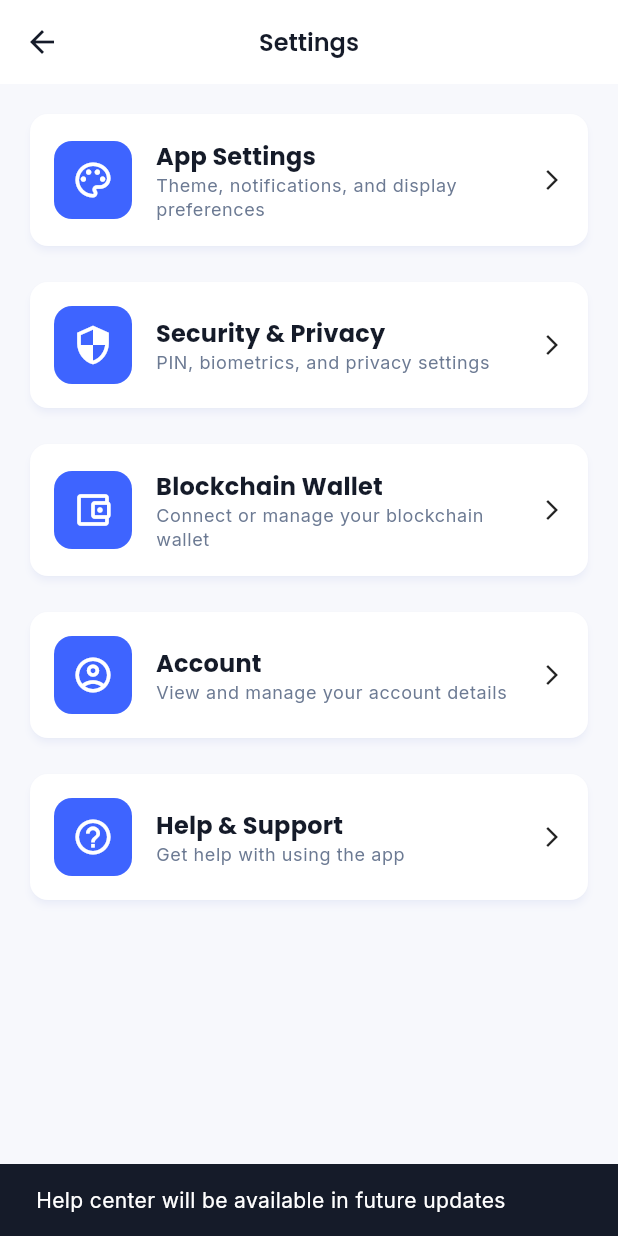
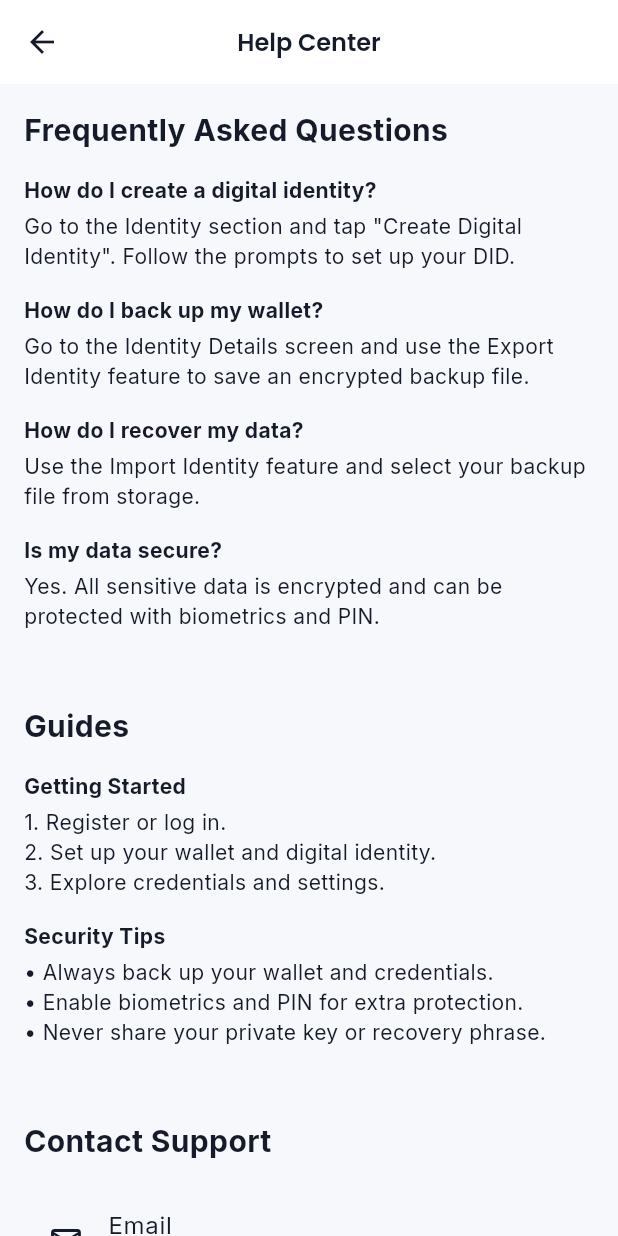
Before and after one commit to chrystar/d_iden, a Flutter app: the _SettingsPage screen opened directly, after a tap on "Help & Support", on a phone screen of 412 x 824 dp. Run offline on Flutter 3.47's test engine with Material 3 defaults, Android fonts, the phone set to English and light mode, and no system bars; our stand-ins replace animate_do, cloud_firestore, convert, firebase_auth, firebase_core, fl_chart and 12 more; missing offline and left inert: bip39, encrypt, web3dart; accounts and stored records are empty.

Commit message:
Update dependencies and implement sharing functionality
- Added `share_plus` dependency for enhanced file sharing capabilities.
- Updated `pubspec.lock` to include new versions of `share_plus` and `share_plus_platform_interface`.
- Modified `IdentityDetailsScreen` to request storage permissions and share identity backup files.
- Integrated Help Center navigation in `HomeScreen` and `AppSettingsScreen` for user support.
- Updated Android and macOS configurations to include necessary permissions and plugin registrations.

```diff
--- a/lib/features/home/presentation/screens/home_screen.dart
+++ b/lib/features/home/presentation/screens/home_screen.dart
@@ -1,3 +1,4 @@
+import 'package:d_iden/features/settings/presentation/screens/help_center_screen.dart';
 import 'package:flutter/material.dart';
 import 'package:provider/provider.dart';
 import 'package:animate_do/animate_do.dart';
@@ -133,6 +134,7 @@ class _SettingsPage extends StatelessWidget {
       appBar: AppBar(
         title: const Text('Settings'),
         elevation: 0,
+        automaticallyImplyLeading: false,
       ),
       body: FadeInUp(
         duration: const Duration(milliseconds: 300),
@@ -207,13 +209,7 @@ class _SettingsPage extends StatelessWidget {
               'Get help with using the app',
               Icons.help_outline,
               () {
-                // This would navigate to a help page in a real app
-                ScaffoldMessenger.of(context).showSnackBar(
-                  const SnackBar(
-                    content: Text('Help center will be available in future updates'),
-                    duration: Duration(seconds: 2),
-                  ),
-                );
+                Navigator.push(context, MaterialPageRoute(builder: (context) => HelpCenterScreen()));
               },
             ),
           ],
--- a/lib/features/identity/presentation/screens/identity_details_screen.dart
+++ b/lib/features/identity/presentation/screens/identity_details_screen.dart
@@ -19,6 +19,7 @@ import 'dart:convert';
 import 'package:path_provider/path_provider.dart';
 import '../../../wallet/presentation/providers/wallet_provider.dart';
 import '../providers/identity_provider.dart';
+import 'package:permission_handler/permission_handler.dart';
 
 class IdentityDetailsScreen extends StatefulWidget {
   static const routeName = '/identity-details';
@@ -792,6 +793,11 @@ class _IdentityDetailsScreenState extends State<IdentityDetailsScreen> {
     if (filename == null || filename.isEmpty) return;
     setState(() { _isLoading = true; });
     try {
+      // Request storage permission
+      final status = await Permission.storage.request();
+      if (!status.isGranted) {
+        throw Exception('Storage permission denied.');
+      }
       await _securityService.initialize();
       final prefs = await SharedPreferences.getInstance();
       final backupData = <String, dynamic>{
@@ -801,14 +807,15 @@ class _IdentityDetailsScreenState extends State<IdentityDetailsScreen> {
       };
       final backupJson = jsonEncode(backupData);
       final encryptedBackup = await _securityService.encryptData(backupJson);
-      // Use path_provider to get external storage directory
-      final directory = await getExternalStorageDirectory();
-      if (directory == null) {
-        throw Exception('Unable to access storage directory.');
+      // Save to Downloads directory
+      final downloadsDir = await getDownloadsDirectory();
+      if (downloadsDir == null) {
+        throw Exception('Unable to access Downloads directory.');
       }
-      final filePath = '${directory.path}/$filename';
+      final filePath = '${downloadsDir.path}/$filename';
       final file = File(filePath);
       await file.writeAsString(encryptedBackup);
+      print('Sharing file at: $filePath');
       // Share the file
       await Share.shareXFiles([XFile(filePath)], text: 'My D-Iden identity backup');
     } catch (e, stack) {
--- /dev/null
+++ b/lib/features/settings/presentation/screens/help_center_screen.dart
@@ -0,0 +1,99 @@
+import 'package:flutter/material.dart';
+
+class HelpCenterScreen extends StatelessWidget {
+  const HelpCenterScreen({Key? key}) : super(key: key);
+
+  @override
+  Widget build(BuildContext context) {
+    return Scaffold(
+      appBar: AppBar(
+        title: const Text('Help Center'),
+      ),
+      body: ListView(
+        padding: const EdgeInsets.all(16),
+        children: [
+          const Text(
+            'Frequently Asked Questions',
+            style: TextStyle(fontSize: 20, fontWeight: FontWeight.bold),
+          ),
+          const SizedBox(height: 16),
+          _buildFaq(
+            'How do I create a digital identity?',
+            'Go to the Identity section and tap "Create Digital Identity". Follow the prompts to set up your DID.',
+          ),
+          _buildFaq(
+            'How do I back up my wallet?',
+            'Go to the Identity Details screen and use the Export Identity feature to save an encrypted backup file.',
+          ),
+          _buildFaq(
+            'How do I recover my data?',
+            'Use the Import Identity feature and select your backup file from storage.',
+          ),
+          _buildFaq(
+            'Is my data secure?',
+            'Yes. All sensitive data is encrypted and can be protected with biometrics and PIN.',
+          ),
+          const SizedBox(height: 32),
+          const Text(
+            'Guides',
+            style: TextStyle(fontSize: 20, fontWeight: FontWeight.bold),
+          ),
+          const SizedBox(height: 16),
+          _buildGuide(
+            'Getting Started',
+            '1. Register or log in.\n2. Set up your wallet and digital identity.\n3. Explore credentials and settings.',
+          ),
+          _buildGuide(
+            'Security Tips',
+            '• Always back up your wallet and credentials.\n• Enable biometrics and PIN for extra protection.\n• Never share your private key or recovery phrase.',
+          ),
+          const SizedBox(height: 32),
+          const Text(
+            'Contact Support',
+            style: TextStyle(fontSize: 20, fontWeight: FontWeight.bold),
+          ),
+          const SizedBox(height: 16),
+          ListTile(
+            leading: const Icon(Icons.email_outlined),
+            title: const Text('Email'),
+            subtitle: const Text('support@d-iden.app'),
+            onTap: () {
+              // You can implement email launch here
+              ScaffoldMessenger.of(context).showSnackBar(
+                const SnackBar(content: Text('Email: support@d-iden.app')),
+              );
+            },
+          ),
+        ],
+      ),
+    );
+  }
+
+  Widget _buildFaq(String question, String answer) {
+    return Padding(
+      padding: const EdgeInsets.only(bottom: 16),
+      child: Column(
+        crossAxisAlignment: CrossAxisAlignment.start,
+        children: [
+          Text(question, style: const TextStyle(fontWeight: FontWeight.bold)),
+          const SizedBox(height: 4),
+          Text(answer),
+        ],
+      ),
+    );
+  }
+
+  Widget _buildGuide(String title, String content) {
+    return Padding(
+      padding: const EdgeInsets.only(bottom: 16),
+      child: Column(
+        crossAxisAlignment: CrossAxisAlignment.start,
+        children: [
+          Text(title, style: const TextStyle(fontWeight: FontWeight.bold)),
+          const SizedBox(height: 4),
+          Text(content),
+        ],
+      ),
+    );
+  }
+}
--- a/pubspec.yaml
+++ b/pubspec.yaml
@@ -75,6 +75,7 @@ dependencies:
   encrypt: ^5.0.3
   shimmer: ^3.0.0
   file_picker: 9.0.0
+  share_plus: ^11.0.0
 
 dev_dependencies:
   flutter_test:
```
Also changed, not shown: lib/features/settings/presentation/screens/app_settings_screen.dart (+33 -0 lines), pubspec.lock, 4 other files.
